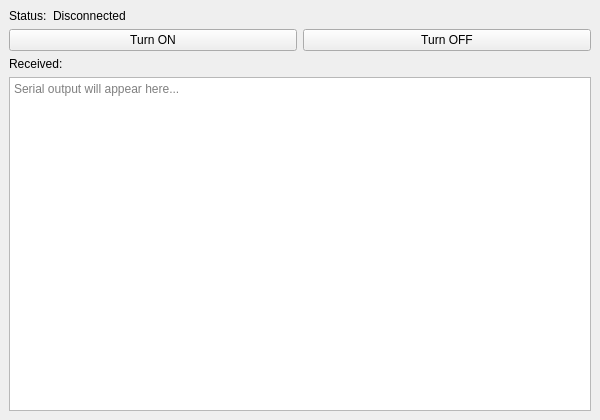
Above: mainwindow.ui from jmurray1217/Docker_Fun before the change. Below: the same form after it.
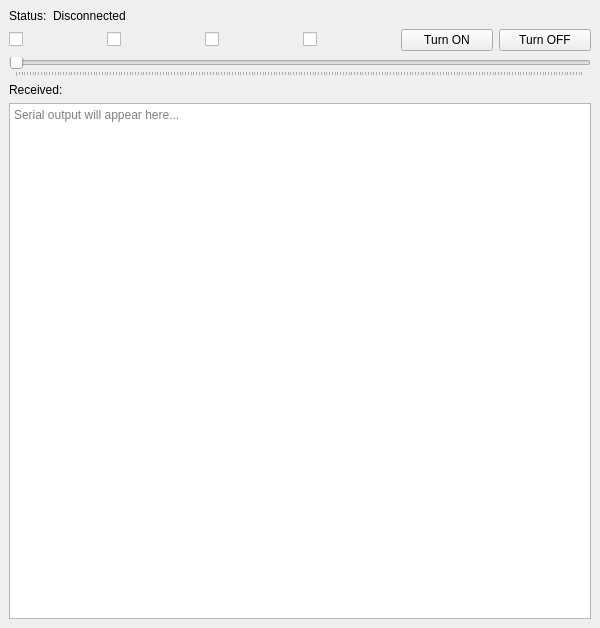
That is the form after the change.

Commit message:
Led's are controllable with the check boxes and push buttons
The Servo slider still needs work. It functions but is very jittery and changes too rapidly.

Diff of the .ui file:
```diff
--- a/mainwindow.ui
+++ b/mainwindow.ui
@@ -7,7 +7,7 @@
     <x>0</x>
     <y>0</y>
     <width>600</width>
-    <height>420</height>
+    <height>628</height>
    </rect>
   </property>
   <property name="windowTitle">
@@ -48,6 +48,18 @@
     </item>
     <item>
      <layout class="QHBoxLayout" name="buttonLayout">
+      <item>
+       <widget class="QCheckBox" name="checkBox_1"/>
+      </item>
+      <item>
+       <widget class="QCheckBox" name="checkBox_2"/>
+      </item>
+      <item>
+       <widget class="QCheckBox" name="checkBox_3"/>
+      </item>
+      <item>
+       <widget class="QCheckBox" name="checkBox_4"/>
+      </item>
       <item>
        <widget class="QPushButton" name="On_Button">
         <property name="text">
@@ -64,6 +76,25 @@
       </item>
      </layout>
     </item>
+    <item>
+     <widget class="QSlider" name="ServoPositionController">
+      <property name="maximum">
+       <number>1023</number>
+      </property>
+      <property name="pageStep">
+       <number>10</number>
+      </property>
+      <property name="orientation">
+       <enum>Qt::Horizontal</enum>
+      </property>
+      <property name="tickPosition">
+       <enum>QSlider::TicksBelow</enum>
+      </property>
+      <property name="tickInterval">
+       <number>5</number>
+      </property>
+     </widget>
+    </item>
     <item>
      <widget class="QLabel" name="receivedLabel">
       <property name="text">
```
Left out of the diff: 2 changed lines with no effect on the pictures. The commit also changes 3 other files.
